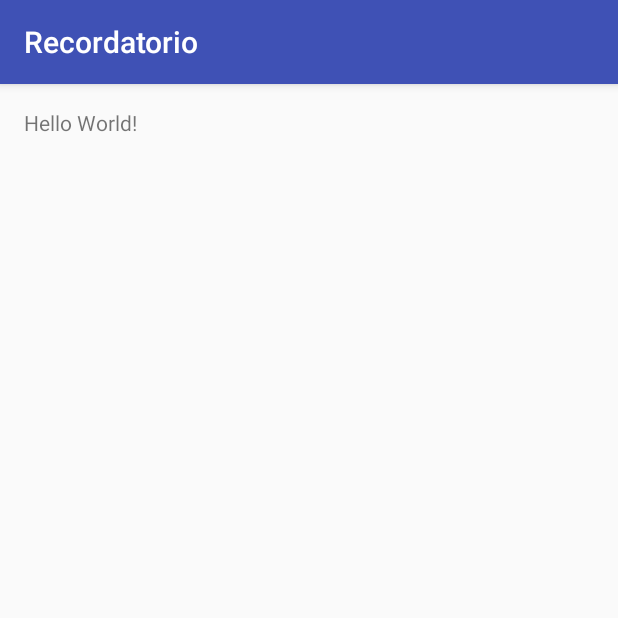
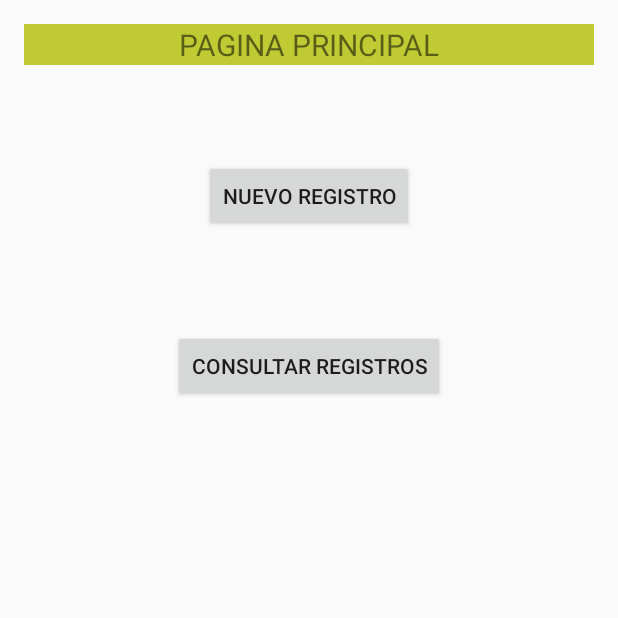
Before and after one commit to juanpedrog/Final, an Android app: the screen it shows after launch (MainActivity), on a phone screen of 412 x 824 dp, the top half of it. Run offline under Robolectric (Android 15) with nearby library versions, the phone set to English and light mode, and no system bars.

Commit message:
Creacion de botones principales junto con la etiqueta de titulo

```diff
--- a/app/src/main/res/layout/activity_main.xml
+++ b/app/src/main/res/layout/activity_main.xml
@@ -10,7 +10,29 @@
     tools:context="com.afinal.aplicacion.juanpedrog.recordatorio.MainActivity">
 
     <TextView
+        android:id="@+id/principal"
+        android:layout_width="match_parent"
+        android:layout_height="wrap_content"
+        android:text="@string/principal"
+        android:gravity="center"
+        android:textSize="20dp"
+        android:background="#C0CA33"/>
+    <ImageView
+        android:layout_width="match_parent"
+        android:layout_height="match_parent" />
+    <Button
+        android:id="@+id/nuevo"
         android:layout_width="wrap_content"
         android:layout_height="wrap_content"
-        android:text="Hello World!" />
+        android:text="@string/btnRegistros"
+        android:layout_below="@+id/principal"
+        android:layout_centerHorizontal="true"
+        android:layout_marginTop="63dp" />
+    <Button
+        android:layout_width="wrap_content"
+        android:layout_height="wrap_content"
+        android:text="@string/btnConsulta"
+        android:layout_below="@+id/nuevo"
+        android:layout_centerHorizontal="true"
+        android:layout_marginTop="65dp" />
 </RelativeLayout>
--- a/app/src/main/res/values/strings.xml
+++ b/app/src/main/res/values/strings.xml
@@ -1,3 +1,6 @@
 <resources>
     <string name="app_name">Recordatorio</string>
+    <string name="principal">PAGINA PRINCIPAL</string>
+    <string name="btnRegistros">Nuevo Registro</string>
+    <string name="btnConsulta">Consultar Registros</string>
 </resources>
--- a/app/src/main/res/values/styles.xml
+++ b/app/src/main/res/values/styles.xml
@@ -1,7 +1,7 @@
 <resources>
 
     <!-- Base application theme. -->
-    <style name="AppTheme" parent="Theme.AppCompat.Light.DarkActionBar">
+    <style name="AppTheme" parent="Theme.AppCompat.Light.NoActionBar">
         <!-- Customize your theme here. -->
         <item name="colorPrimary">@color/colorPrimary</item>
         <item name="colorPrimaryDark">@color/colorPrimaryDark</item>
```
